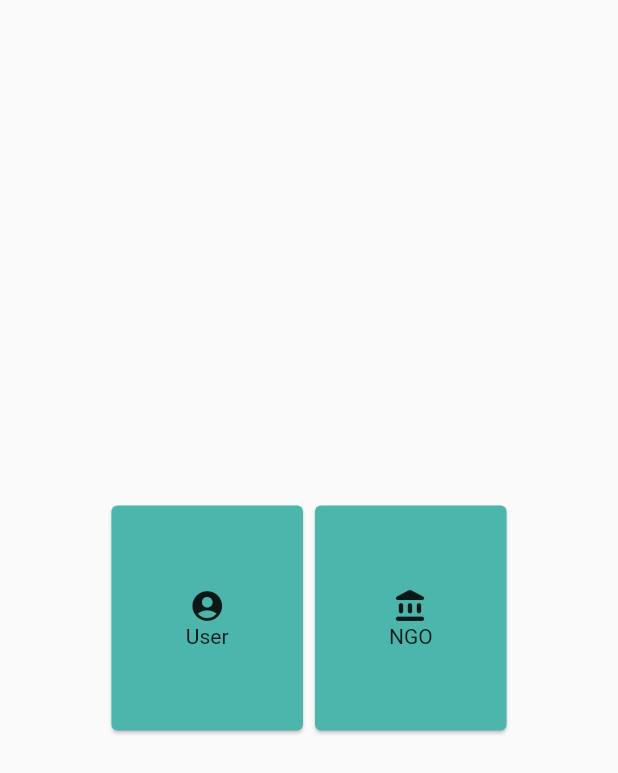
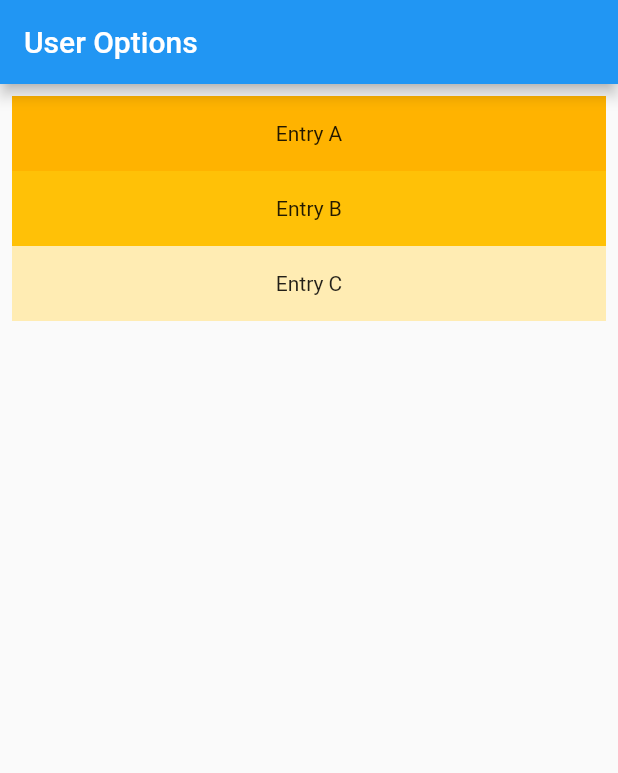
Before and after one commit to Beast-Sanjay/saviour_kuHacks22, a Flutter app: the Cardes widget shown alone on an empty page, opened directly, after a tap on "User", on a phone screen of 412 x 824 dp. Shown: the top 773 px of the screen. Run offline on Flutter 3.47's test engine with Material 2 defaults, Android fonts, the phone set to English and light mode, and no system bars.

Commit message:
added new pages

```diff
--- /dev/null
+++ b/lib/user/menu.dart
@@ -0,0 +1,43 @@
+import 'package:flutter/material.dart';
+
+// ignore: camel_case_types
+class menu extends StatefulWidget {
+  const menu({Key? key}) : super(key: key);
+
+  @override
+  menuState createState() => menuState();
+}
+
+// ignore: camel_case_types
+class menuState extends State<menu> {
+  @override
+  Widget build(BuildContext context) {
+    return Scaffold(
+        appBar: AppBar(
+          automaticallyImplyLeading: false,
+          title: Text('User Options'),
+        ),
+        body: Center(
+          child: ListView(
+            padding: const EdgeInsets.all(8),
+            children: <Widget>[
+              Container(
+                height: 50,
+                color: Colors.amber[600],
+                child: const Center(child: Text('Entry A')),
+              ),
+              Container(
+                height: 50,
+                color: Colors.amber[500],
+                child: const Center(child: Text('Entry B')),
+              ),
+              Container(
+                height: 50,
+                color: Colors.amber[100],
+                child: const Center(child: Text('Entry C')),
+              ),
+            ],
+          ),
+        ));
+  }
+}
--- a/lib/widgets/home.dart
+++ b/lib/widgets/home.dart
@@ -1,4 +1,5 @@
 import 'package:flutter/material.dart';
+import 'package:saviour/user/menu.dart';
 
 class HomeView extends StatefulWidget {
   const HomeView({Key? key}) : super(key: key);
@@ -28,9 +29,10 @@ class Cardes extends StatelessWidget {
         Card(
           color: Colors.teal[300],
           child: InkWell(
-            splashColor: Colors.blue.withAlpha(30),
+            splashColor: Color.fromARGB(255, 33, 243, 152).withAlpha(30),
             onTap: () {
-              debugPrint('Card tapped.');
+              Navigator.push(
+                  context, MaterialPageRoute(builder: (context) => menu()));
             },
             child: SizedBox(
               // width: double.infinity,
@@ -38,7 +40,16 @@ class Cardes extends StatelessWidget {
               height: 150,
               child: Column(
                   mainAxisAlignment: MainAxisAlignment.center,
-                  children: [Icon(Icons.account_circle_rounded), Text('User')]),
+                  children: [
+                    Icon(
+                      Icons.account_circle_rounded,
+                      size: 70,
+                    ),
+                    Text(
+                      'User',
+                      style: TextStyle(fontSize: 20),
+                    )
+                  ]),
             ),
           ),
         ),
@@ -47,7 +58,8 @@ class Cardes extends StatelessWidget {
           child: InkWell(
             splashColor: Colors.blue.withAlpha(30),
             onTap: () {
-              debugPrint('Card tapped.');
+              Navigator.push(
+                  context, MaterialPageRoute(builder: (context) => menu()));
             },
             child: SizedBox(
               // width: double.infinity,
@@ -55,7 +67,16 @@ class Cardes extends StatelessWidget {
               height: 150,
               child: Column(
                   mainAxisAlignment: MainAxisAlignment.center,
-                  children: [Icon(Icons.account_balance_rounded), Text('NGO')]),
+                  children: [
+                    Icon(
+                      Icons.account_balance_rounded,
+                      size: 70,
+                    ),
+                    Text(
+                      'NGO',
+                      style: TextStyle(fontSize: 20),
+                    )
+                  ]),
             ),
           ),
         ),
```
Also changed, not shown: lib/user/ngolists.dart (added, +216 -0 lines).
